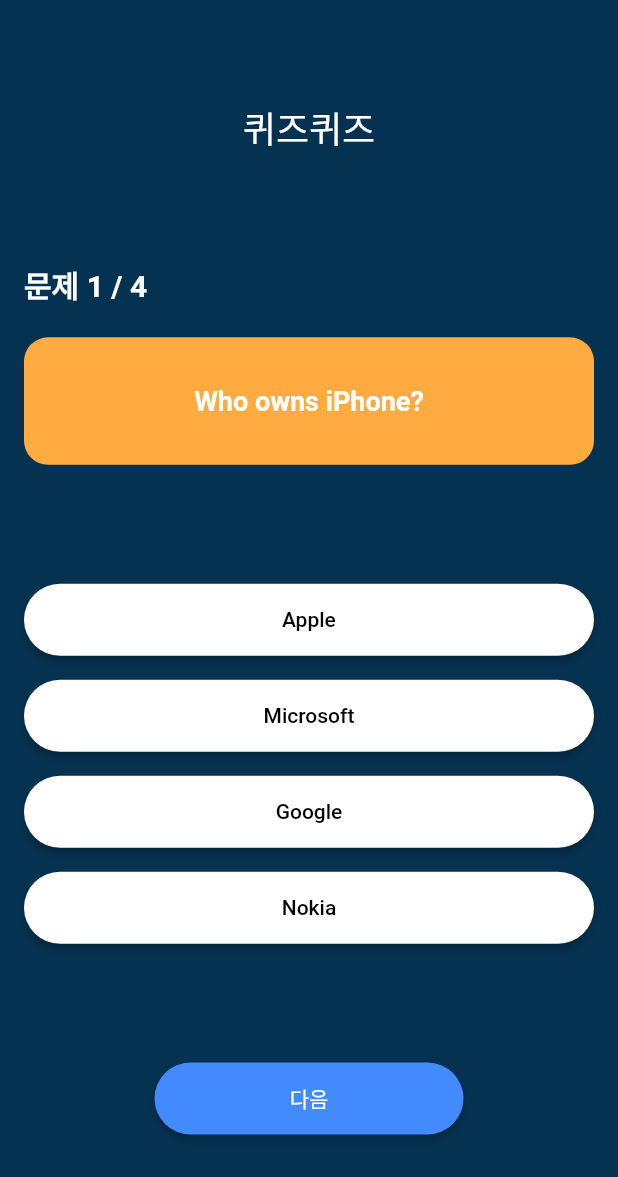
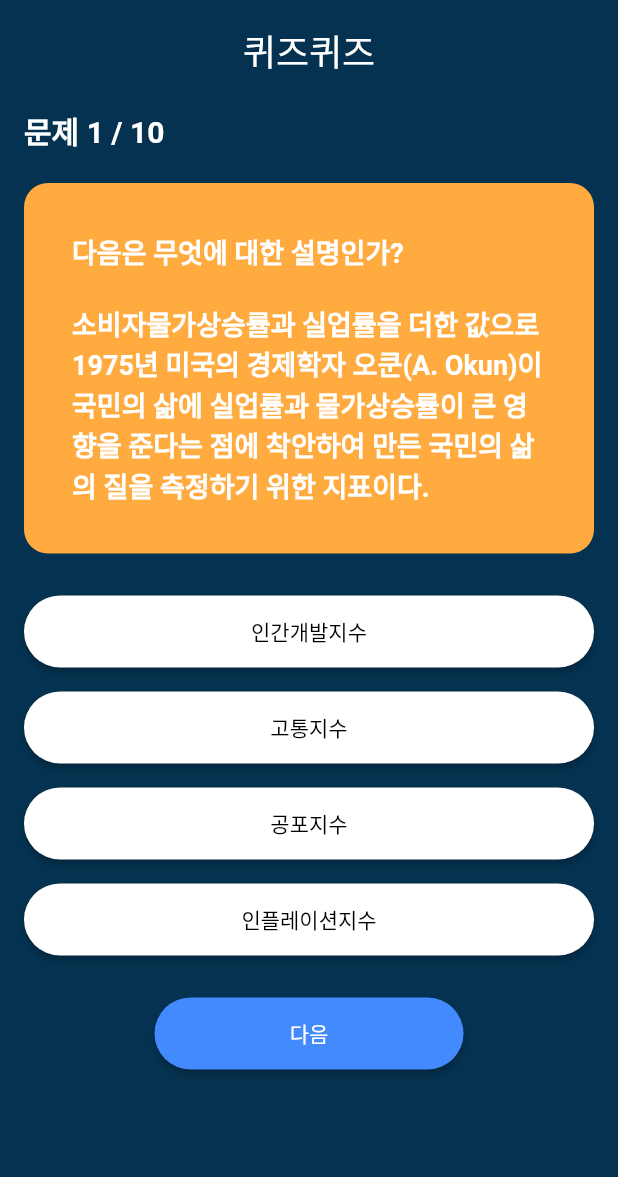
Before and after one commit to TDCIAN/QuizQuiz, a Flutter app: the screen it shows after launch, on a phone screen of 412 x 824 dp. Shown: the top 1177 px of the screen. Run offline on Flutter 3.47's test engine with Material 2 defaults, Android fonts, the phone set to English and light mode, and no system bars.

Commit message:
short selling

```diff
--- a/lib/main.dart
+++ b/lib/main.dart
@@ -17,3 +17,9 @@ class MyApp extends StatelessWidget {
     );
   }
 }
+
+// 답안지 바꾸기
+
+// 틀린 문제만 다시 풀기
+
+// 문제당 제한시간 두기
--- a/lib/question_model.dart
+++ b/lib/question_model.dart
@@ -15,37 +15,93 @@ class Answer {
 List<Question> getQuestions() {
   List<Question> list = [
     Question(
-      'Who is the owner of Flutter?',
+      '다음은 무엇에 대한 설명인가?\n\n기준금리에 신용도 등의 차이에 따라 덧붙이는 금리이며, 스프레드라고도 한다.',
       [
-        Answer('Nokia', false),
-        Answer('Samsung', false),
-        Answer('Google', true),
-        Answer('Apple', false),
+        Answer('가산금리', true),
+        Answer('기준금리', false),
+        Answer('고금리', false),
+        Answer('추가금리', false),
       ],
     ),
     Question(
-      'Who owns iPhone?',
+      '다음은 무엇에 대한 설명인가?\n\n경기변동의 진폭이나 속도는 측정하지 않고 변화방향만을 파악하는 것으로서 경기의 국면 및 전환점을 식별하기 위한 지표로서 경기확산지수(diffusion index)라고도 한다.',
       [
-        Answer('Apple', true),
-        Answer('Microsoft', false),
-        Answer('Google', false),
-        Answer('Nokia', false),
+        Answer('소비자물가지수', false),
+        Answer('경기동향지수', true),
+        Answer('CPI', false),
+        Answer('이동 평균선', false),
       ],
     ),
     Question(
-      'Youtub is _______ platform?',
+      '다음은 무엇에 대한 설명인가?\n\n재화나 서비스를 외국과 사고파는 거래 즉 경상거래의 결과로 나타나는 수지를 말한다. 이것은 상품수지, 서비스수지, 본원소득수지 및 이전소득수지로 구성된다.',
       [
-        Answer('Music Sharing', false),
-        Answer('Video Sharing', false),
-        Answer('Live Streaming', false),
-        Answer('All of the above', true),
+        Answer('에폭시수지', false),
+        Answer('통상수지', false),
+        Answer('경상수지', true),
+        Answer('범용수지', false),
       ],
     ),
     Question(
-      'Flutter uses dart as a language?',
+      '다음은 무엇에 대한 설명인가?\n\n15세 이상(노동가능인구)에 대해 취업자가 차지하는 비율을 말한다. 실업률의 문제점을 해소할 수 있기 때문에 고용통계에서 중요한 개념이다. \'취업자 / 15세이상인구 * 100\'의 식으로 구한다.',
       [
-        Answer('True', true),
-        Answer('False', false),
+        Answer('취업률', false),
+        Answer('자연실업률', false),
+        Answer('생산률', false),
+        Answer('고용률', true),
+      ],
+    ),
+    Question(
+      '다음은 무엇에 대한 설명인가?\n\n최초 약정한 금리가 만기때까지 그대로 유지되는 금리를 의미한다. 자금 차입자 입장에서는 앞으로 시장금리가 상승할 것으로 예상하는 경우 이 금리를 이용하는 것이 유리하다. 일반적으로 동일 만기에서는 이 금리가 변동금리 보다 높은데 이는 자금 대여자(은행)에게 약정 기간중 금리 변동에 따른 위험 프리미엄이 존재하기 때문이다.',
+      [
+        Answer('고정금리', true),
+        Answer('변동금리', false),
+        Answer('혼합금리', false),
+        Answer('기준금리', false),
+      ],
+    ),
+    Question(
+      '다음은 무엇에 대한 설명인가?\n\n소비자물가상승률과 실업률을 더한 값으로 1975년 미국의 경제학자 오쿤(A. Okun)이 국민의 삶에 실업률과 물가상승률이 큰 영향을 준다는 점에 착안하여 만든 국민의 삶의 질을 측정하기 위한 지표이다.',
+      [
+        Answer('인간개발지수', false),
+        Answer('고통지수', true),
+        Answer('공포지수', false),
+        Answer('인플레이션지수', false),
+      ],
+    ),
+    Question(
+      '다음은 무엇에 대한 설명인가?\n\n경기과열에 따른 인플레이션과 경기침체에 따른 실업을 염려할 필요가 없는 최적 상태에 있는 건실한 경제를 가리킨다. 이는 영국의 전래동화인 골디락스와 곰 세 마리에 등장하는 금발머리 소녀의 이름에서 유래하였다. 동화에 따르면 엄마 곰이 끓인 뜨거운 수프를 큰 접시와 중간 접시 그리고 작은 접시에 담은 후 가족이 이를 식히기 위해 산책을 나갔는데, 아기 곰 접시에 담긴 너무 뜨겁지도 않고 너무 차지도 않은 적당한 온도의 수프를 먹고 기뻐하는 상태를 경제에 비유한 것이다.',
+      [
+        Answer('앨리스경제', false),
+        Answer('골드버그경제', false),
+        Answer('골디락스경제', true),
+        Answer('나디아경제', false),
+      ],
+    ),
+    Question(
+      '다음은 무엇에 대한 설명인가?\n\n모든 개인이 공동으로 이용할 수 있는 재화 또는 서비스를 의미한다. 국방, 경찰, 소방, 공원, 도로 등과 같이 정부에 의해서만 공급할 수 있는 것이라든가 또는 정부에 의해서 공급되는 것이 바람직하다고 사회적으로 판단되는 재화 또는 서비스를 의미한다. 어떤 사람의 소비가 다른 사람의 소비를 방해하지 않고 여러 사람이 동시에 편익을 받을 수 있는 비경쟁성, 비선택성과 더불어 대가를 지급하지 않은 특정 개인을 소비에서 제외하지 않는 비배제성 등을 들 수 있다.',
+      [
+        Answer('기펜재', false),
+        Answer('정부재', false),
+        Answer('사유재', false),
+        Answer('공공재', true),
+      ],
+    ),
+    Question(
+      '다음은 무엇에 대한 설명인가?\n\n가격변화에 대한 공급의 민감도를 측정하는 척도이다. \'공급량의 변화율 / 가격의 변화율\'의 식으로 구한다. 만일 1%의 가격 상승이 1%보다 더 큰 공급량 증가를 가져오면 공급은 탄력적이라 하며, 1%의 가격 상승이 1%보다 더 적은 공급량 증가를 가져오면 공급은 비탄력적이라 한다. 이는 가격의 상승과 하락에 따라 공급량을 조절하는 생산자의 능력에 따라 달라진다.',
+      [
+        Answer('공급탄력성', true),
+        Answer('수요탄력성', false),
+        Answer('민감탄력성', false),
+        Answer('가격탄력성', true),
+      ],
+    ),
+    Question(
+      '다음은 무엇에 대한 설명인가?\n\n투자자가 주식을 보유하지 않은 상태에서 주가 하락을 예상하고 금융기관으로부터 주식을 빌려 먼저 매도한 후, 주가가 하락하면 시장에서 주식을 매입하여 되갚은 후 차익을 얻는 투자를 말한다. 주식시장이 약세장이 되었을 때 이득을 볼 수 있지만 전체 거래가 이런 분위기에 편승하게 될 경우 주식시장이 한 순간에 폭락하는 등 주식시장의 변동성을 확대시키는 측면이 있어 각국에서는 많은 규제를 하고 있다.',
+      [
+        Answer('투매', false),
+        Answer('공매도', true),
+        Answer('허위매도', false),
+        Answer('차익매도', true),
       ],
     ),
   ];
--- a/lib/quiz_screen.dart
+++ b/lib/quiz_screen.dart
@@ -19,11 +19,10 @@ class _QuizScreenState extends State<QuizScreen> {
   Widget build(BuildContext context) {
     return Scaffold(
       backgroundColor: Color.fromARGB(255, 5, 50, 80),
-      body: Container(
-        margin: const EdgeInsets.symmetric(
-          horizontal: 16,
-          vertical: 32,
-        ),
+      body: SafeArea(
+        child: Padding(
+          padding: const EdgeInsets.all(16.0),
+          child: SingleChildScrollView(
             child: Column(
               mainAxisAlignment: MainAxisAlignment.spaceAround,
               children: [
@@ -34,10 +33,21 @@ class _QuizScreenState extends State<QuizScreen> {
                     fontSize: 24,
                   ),
                 ),
+                SizedBox(
+                  height: 20,
+                ),
                 _questionWidget(),
+                SizedBox(
+                  height: 20,
+                ),
                 _answerList(),
+                SizedBox(
+                  height: 20,
+                ),
                 _nextButton(),
               ],
+            ),
+          ),
         ),
       ),
     );
```
Lines whose indentation alone changed are shown as unchanged.
